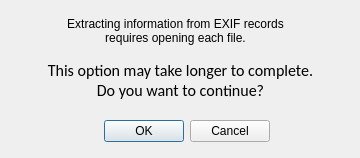
First picture: the form in Time_warning.ui, repository Zwornik/2202_File_manag, before the edit.
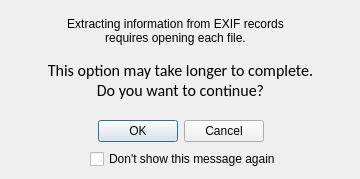
Second picture: the form after the edit.

Commit message: Warning dialog connected

```diff
--- a/Time_warning.ui
+++ b/Time_warning.ui
@@ -10,7 +10,7 @@
     <x>0</x>
     <y>0</y>
     <width>360</width>
-    <height>158</height>
+    <height>179</height>
    </rect>
   </property>
   <property name="sizePolicy">
@@ -28,7 +28,7 @@
   <property name="maximumSize">
    <size>
     <width>360</width>
-    <height>158</height>
+    <height>1058</height>
    </size>
   </property>
   <property name="windowTitle">
@@ -46,9 +46,9 @@
   <widget class="QDialogButtonBox" name="buttonBox">
    <property name="geometry">
     <rect>
-     <x>70</x>
+     <x>0</x>
      <y>115</y>
-     <width>200</width>
+     <width>361</width>
      <height>32</height>
     </rect>
    </property>
@@ -58,6 +58,9 @@
    <property name="standardButtons">
     <set>QDialogButtonBox::Cancel|QDialogButtonBox::Ok</set>
    </property>
+   <property name="centerButtons">
+    <bool>true</bool>
+   </property>
   </widget>
   <widget class="QLabel" name="label">
    <property name="enabled">
@@ -109,6 +112,19 @@
     <set>Qt::AlignHCenter|Qt::AlignTop</set>
    </property>
   </widget>
+  <widget class="QCheckBox" name="checkBox">
+   <property name="geometry">
+    <rect>
+     <x>90</x>
+     <y>150</y>
+     <width>211</width>
+     <height>18</height>
+    </rect>
+   </property>
+   <property name="text">
+    <string>Don't show this message again</string>
+   </property>
+  </widget>
  </widget>
  <resources/>
  <connections>
```
The commit also changes 2 other files.
